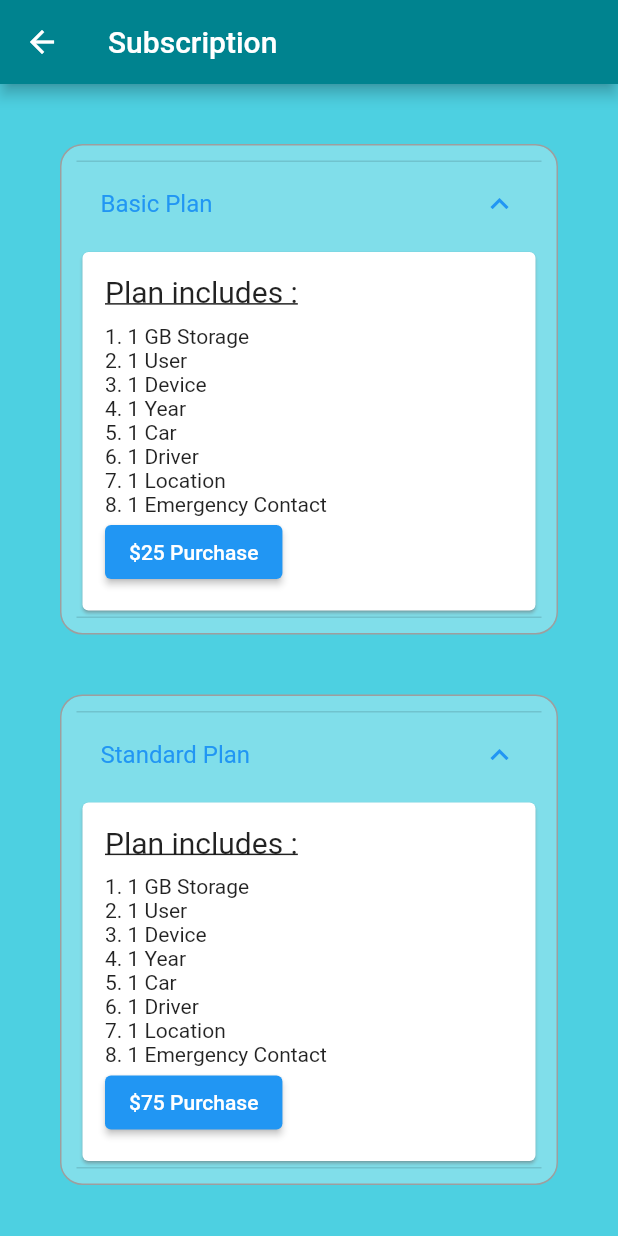
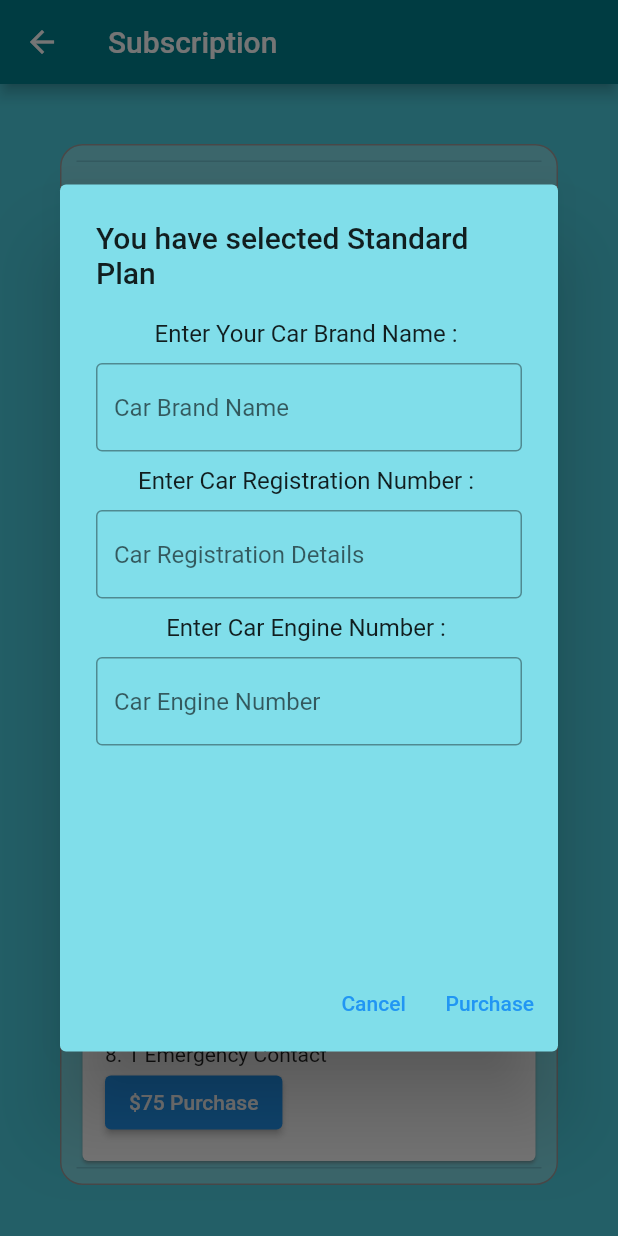
Before and after one commit to The-Black-Shadow/secure_me, a Flutter app: the MySubscription screen opened directly, after a tap on "Basic Plan", after a tap on "Standard Plan", after a tap on "$75 Purchase", on a phone screen of 412 x 824 dp. Run offline on Flutter 3.47's test engine with Material 2 defaults, Android fonts, the phone set to English and light mode, and no system bars; our stand-ins replace cloud_firestore, firebase_auth, firebase_core; accounts and stored records are empty.

Commit message:
completed subscription to firebase

```diff
--- a/lib/pages/subscription_page.dart
+++ b/lib/pages/subscription_page.dart
@@ -1,5 +1,6 @@
+import 'package:cloud_firestore/cloud_firestore.dart';
+import 'package:firebase_auth/firebase_auth.dart';
 import 'package:flutter/material.dart';
-import 'package:secure_me/components/subscriptions_model.dart';
 
 class MySubscription extends StatefulWidget {
   const MySubscription({super.key});
@@ -9,26 +10,59 @@ class MySubscription extends StatefulWidget {
 }
 
 class _MySubscriptionState extends State<MySubscription> {
-  void showPlan(String planName) {
+  final brandController = TextEditingController();
+  final regController = TextEditingController();
+  final engineController = TextEditingController();
+  String? planName;
+  String? planPrice;
+  final currentUser = FirebaseAuth.instance.currentUser!;
+
+  Future addPlan(planName, planPrice) async {
+    addUserData(planName, brandController.text, regController.text,
+        engineController.text);
+  }
+
+  Future addUserData(
+    String name,
+    String carModel,
+    String regNo,
+    String carEngine,
+  ) async {
+    await FirebaseFirestore.instance
+        .collection("Subscriptions")
+        .doc(currentUser.email)
+        .collection('Plans')
+        .add({
+      'Package': name,
+      'Car Model': carModel,
+      'Car Reg': regNo,
+      'Car Engine': carEngine,
+    });
+  }
+
+  void buyPlan(String planNamee, String price) {
+    planPrice = price;
+    planName = planNamee;
     showDialog(
       context: context,
       builder: (context) => AlertDialog(
         title: Text('You have selected $planName'),
         backgroundColor: Colors.cyan[200],
-        content: Container(
+        content: SizedBox(
           height: 400,
           width: 300,
           child: Column(
             children: [
               const Text(
-                'Enter Your Car Model Name : ',
+                'Enter Your Car Brand Name : ',
                 textAlign: TextAlign.start,
               ),
               const SizedBox(height: 10.0),
               TextFormField(
+                controller: brandController,
                 decoration: const InputDecoration(
                   border: OutlineInputBorder(),
-                  hintText: 'Car Model Name',
+                  hintText: 'Car Brand Name',
                 ),
               ),
               const SizedBox(height: 10.0),
@@ -39,6 +73,7 @@ class _MySubscriptionState extends State<MySubscription> {
               ),
               const SizedBox(height: 10.0),
               TextFormField(
+                controller: regController,
                 decoration: const InputDecoration(
                   border: OutlineInputBorder(),
                   hintText: 'Car Registration Details',
@@ -52,6 +87,7 @@ class _MySubscriptionState extends State<MySubscription> {
               ),
               const SizedBox(height: 10.0),
               TextFormField(
+                controller: engineController,
                 decoration: const InputDecoration(
                   border: OutlineInputBorder(),
                   hintText: 'Car Engine Number',
@@ -66,7 +102,10 @@ class _MySubscriptionState extends State<MySubscription> {
             child: const Text('Cancel'),
           ),
           TextButton(
-            onPressed: () => Navigator.pop(context),
+            onPressed: () => {
+              addPlan(planName, planPrice),
+              Navigator.pop(context),
+            },
             child: const Text('Purchase'),
           ),
         ],
@@ -124,8 +163,8 @@ class _MySubscriptionState extends State<MySubscription> {
                           const Text('7. 1 Location'),
                           const Text('8. 1 Emergency Contact'),
                           ElevatedButton(
-                            onPressed: () => {},
-                            child: const Text('\$25 Purchase'),
+                            onPressed: () => buyPlan('Basic Plan', '\$50'),
+                            child: const Text('\$50 Purchase'),
                           ),
                         ],
                       ),
@@ -173,7 +212,7 @@ class _MySubscriptionState extends State<MySubscription> {
                           const Text('7. 1 Location'),
                           const Text('8. 1 Emergency Contact'),
                           ElevatedButton(
-                            onPressed: () => {},
+                            onPressed: () => buyPlan('Standard Plan', '\$75'),
                             child: const Text('\$75 Purchase'),
                           ),
                         ],
@@ -222,7 +261,7 @@ class _MySubscriptionState extends State<MySubscription> {
                           const Text('7. 1 Location'),
                           const Text('8. 1 Emergency Contact'),
                           ElevatedButton(
-                            onPressed: () => {},
+                            onPressed: () => buyPlan('Premium Plan', '\$120'),
                             child: const Text('\$120 Purchase'),
                           ),
                         ],
@@ -232,6 +271,7 @@ class _MySubscriptionState extends State<MySubscription> {
                 ],
               ),
             ),
+            const SizedBox(height: 50),
           ],
         ),
       ),
```
